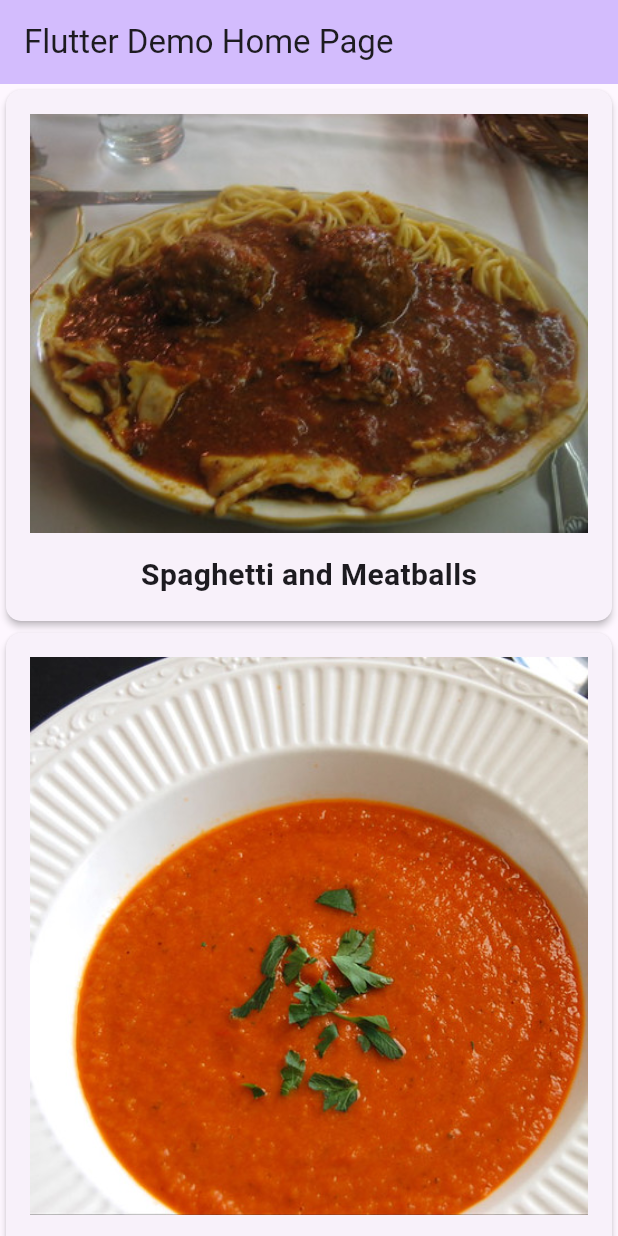
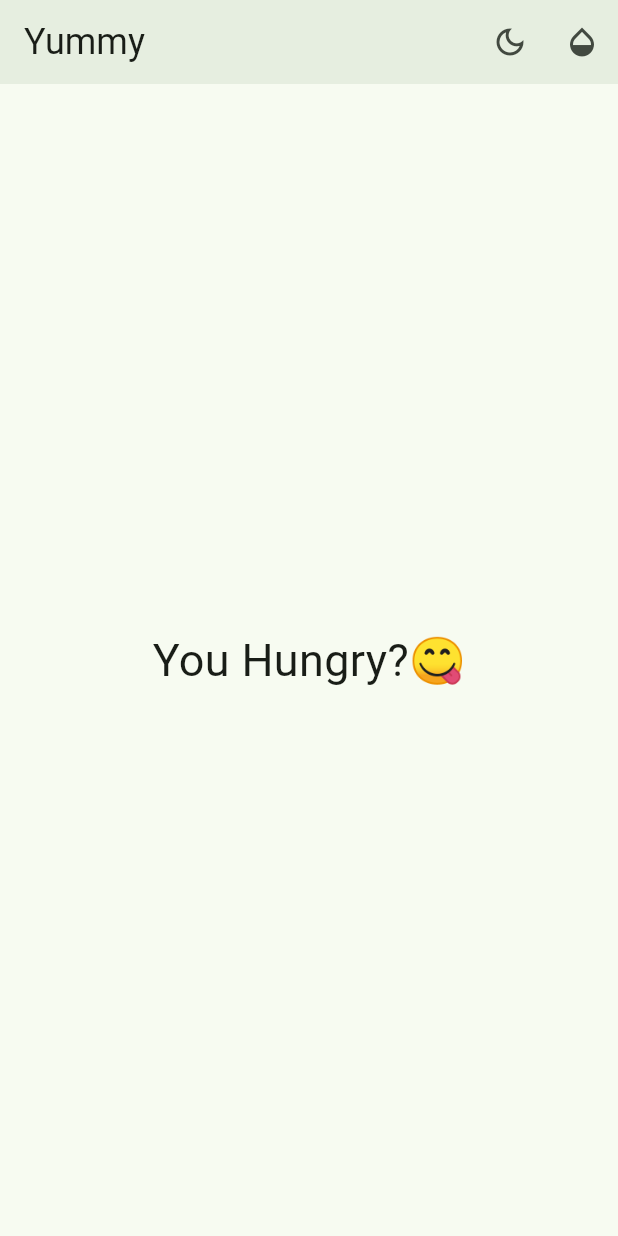
Before and after one commit to FeawBook/RealWorldFlutter, a Flutter app: the screen it shows after launch, on a phone screen of 412 x 824 dp. Run offline on Flutter 3.47's test engine with Material 2 defaults, Android fonts, the phone set to English and light mode, and no system bars; Roboto replaces fonts that are missing (Palatino).

Commit message:
create theme appearance app

```diff
--- /dev/null
+++ b/lib/Constants.dart
@@ -0,0 +1,22 @@
+import 'package:flutter/material.dart';
+
+enum ColorSelection {
+  deepPurple('Deep Purple', Colors.deepPurple),
+  purple('Purple', Colors.purple),
+  indigo('Indigo', Colors.indigo),
+  blue('Blue', Colors.blue),
+  teal('Teal', Colors.teal),
+  green('Green', Colors.green),
+  yellow('Yellow', Colors.yellow),
+  orange('Orange', Colors.orange),
+  deepOrange('Deep Orange', Colors.deepOrange),
+  pink('Pink', Colors.pink);
+
+  const ColorSelection(
+    this.label,
+    this.color,
+  );
+
+  final String label;
+  final Color color;
+}
--- /dev/null
+++ b/lib/Yummy.dart
@@ -0,0 +1,80 @@
+import 'package:flutter/cupertino.dart';
+import 'package:flutter/material.dart';
+import 'package:real_world_fluter_project/Constants.dart';
+import 'components/theme_button.dart';
+import 'components/color_button.dart';
+
+class Yummy extends StatefulWidget {
+  Yummy({super.key});
+
+  @override
+  State<Yummy> createState() => _YummyState();
+}
+
+class _YummyState extends State<Yummy> {
+  // TODO: Setup default theme
+  ThemeMode themeMode = ThemeMode.light;
+
+  ColorSelection colorSelected = ColorSelection.green;
+
+  void changeThemeMode(bool useLightMode) {
+    setState(() {
+      themeMode = useLightMode ? ThemeMode.light : ThemeMode.dark;
+    });
+  }
+
+  void changeColor(int value) {
+    setState(() {
+      colorSelected = ColorSelection.values[value];
+    });
+  }
+
+  // TODO: Add changeTheme above here
+  @override
+  Widget build(BuildContext context) {
+    const appTitle = 'Yummy';
+    // TODO: Setup default theme
+
+    //3
+    return MaterialApp(
+      title: appTitle,
+      //debugShowCheckedModeBanner: false, // Uncomment to remove Debug banner
+
+      // TODO: Add theme
+      themeMode: themeMode,
+      theme: ThemeData(
+        colorSchemeSeed: colorSelected.color,
+        useMaterial3: true,
+        brightness: Brightness.light,
+      ),
+      darkTheme: ThemeData(
+        colorSchemeSeed: colorSelected.color,
+        useMaterial3: true,
+        brightness: Brightness.dark,
+      ),
+
+      // TODO: Replace Scaffold with Home widget
+      // 4
+      home: Scaffold(
+        appBar: AppBar(
+          // TODO: Add action buttons
+          actions: [
+            ThemeButton(changeThemeMode: changeThemeMode),
+            ColorButton(changeColor: changeColor, colorSelected: colorSelected)
+          ],
+          elevation: 4.0,
+          title: const Text(
+            appTitle,
+            style: TextStyle(fontSize: 24.0),
+          ),
+        ),
+        body: const Center(
+          child: Text(
+            'You Hungry?😋',
+            style: TextStyle(fontSize: 30.0),
+          ),
+        ),
+      ),
+    );
+  }
+}
--- /dev/null
+++ b/lib/components/color_button.dart
@@ -0,0 +1,50 @@
+import 'package:flutter/material.dart';
+import '../Constants.dart';
+
+class ColorButton extends StatelessWidget {
+  const ColorButton({
+    Key? key,
+    required this.changeColor,
+    required this.colorSelected,
+  }) : super(key: key);
+
+  final void Function(int) changeColor;
+  final ColorSelection colorSelected;
+
+  @override
+  Widget build(BuildContext context) {
+    return PopupMenuButton(
+      icon: Icon(
+        Icons.opacity_outlined,
+        color: Theme.of(context).colorScheme.onSurfaceVariant,
+      ),
+      shape: RoundedRectangleBorder(
+        borderRadius: BorderRadius.circular(10),
+      ),
+      itemBuilder: (context) {
+        return List.generate(ColorSelection.values.length, (index) {
+          final currentColor = ColorSelection.values[index];
+          return PopupMenuItem(
+              value: index,
+              enabled: currentColor != colorSelected,
+              child: Wrap(
+                children: [
+                  Padding(
+                    padding: EdgeInsets.only(left: 10),
+                    child: Icon(
+                      Icons.opacity_outlined,
+                      color: currentColor.color,
+                    ),
+                  ),
+                  Padding(
+                    padding: const EdgeInsets.only(left: 20),
+                    child: Text(currentColor.label),
+                  )
+                ],
+              ));
+        });
+      },
+      onSelected: changeColor,
+    );
+  }
+}
--- /dev/null
+++ b/lib/components/theme_button.dart
@@ -0,0 +1,20 @@
+import 'package:flutter/material.dart';
+
+class ThemeButton extends StatelessWidget {
+  const ThemeButton({
+    Key? key,
+    required this.changeThemeMode,
+  }) : super(key: key);
+
+  final Function changeThemeMode;
+
+  @override
+  Widget build(BuildContext context) {
+    final isBright = Theme.of(context).brightness == Brightness.light;
+    return IconButton(
+        onPressed: () => changeThemeMode(!isBright),
+        icon: isBright
+            ? const Icon(Icons.dark_mode_outlined)
+            : const Icon(Icons.light_mode_outlined));
+  }
+}
--- a/lib/main.dart
+++ b/lib/main.dart
@@ -1,9 +1,10 @@
 import 'package:flutter/material.dart';
 import 'Recipe.dart';
 import 'recipe_detail.dart';
+import 'package:real_world_fluter_project/Yummy.dart';
 
 void main() {
-  runApp(const MyApp());
+  runApp(Yummy());
 }
 
 class MyApp extends StatelessWidget {
@@ -25,16 +26,6 @@ class MyApp extends StatelessWidget {
 
 class MyHomePage extends StatefulWidget {
   const MyHomePage({super.key, required this.title});
-
-  // This widget is the home page of your application. It is stateful, meaning
-  // that it has a State object (defined below) that contains fields that affect
-  // how it looks.
-
-  // This class is the configuration for the state. It holds the values (in this
-  // case the title) provided by the parent (in this case the App widget) and
-  // used by the build method of the State. Fields in a Widget subclass are
-  // always marked "final".
-
   final String title;
 
   @override
```
Also changed, not shown: lib/home.dart (added).
